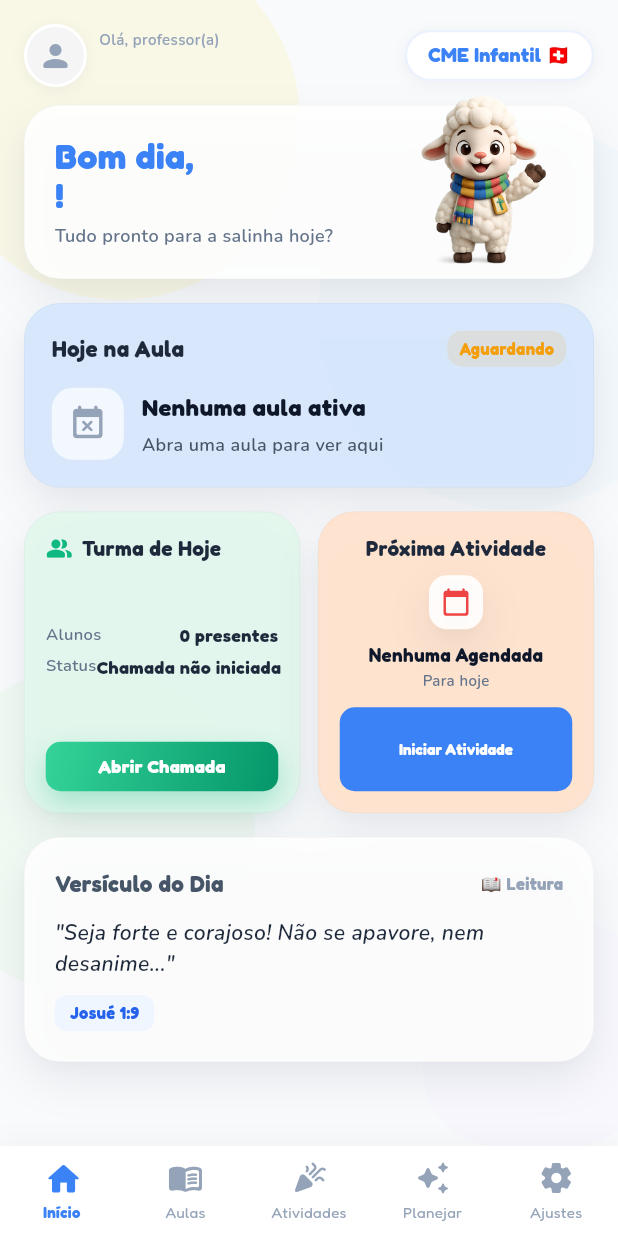
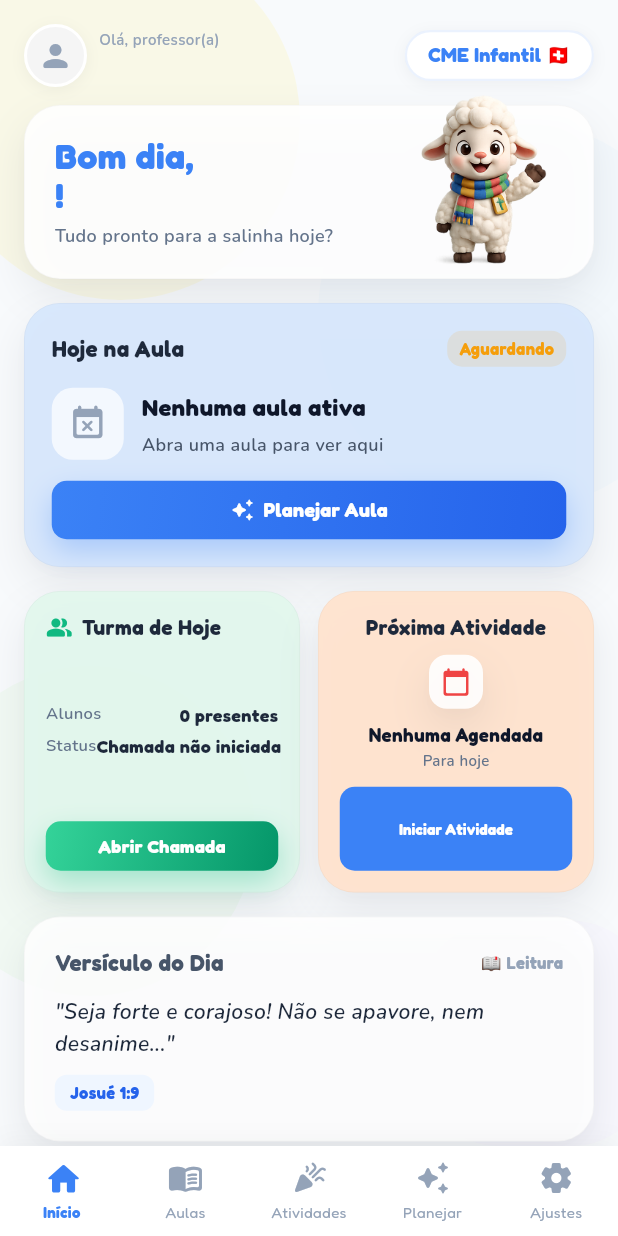
Before and after one commit to wandersonrossini-boop/salinha-das-criancas, a Flutter app: the HomeScreen screen opened directly, on a phone screen of 412 x 824 dp. Run offline on Flutter 3.47's test engine with Material 3 defaults, Android fonts, the phone set to English and light mode, and no system bars; our stand-ins replace cloud_firestore, firebase_auth, firebase_core, flutter_fortune_wheel, google_fonts, pdf and 2 more; accounts and stored records are empty.

Commit message:
feat: Hero Card reativo na Home via AulaStatusService (Experimento 1)

```diff
--- /dev/null
+++ b/lib/core/services/aula_status_service.dart
@@ -0,0 +1,112 @@
+import 'package:shared_preferences/shared_preferences.dart';
+
+/// Estado possível da aula de hoje, usado pelo Hero Card ("Hoje na Aula")
+/// na Home para decidir texto, ícone e ação principal.
+enum AulaStatus {
+  /// Nenhum plano de aula (LessonPlan) foi gerado/salvo ainda.
+  semPlano,
+
+  /// Existe plano, mas a chamada de hoje ainda não foi feita.
+  chamadaPendente,
+
+  /// Chamada feita hoje, mas o Modo Ministrar ainda não foi aberto.
+  aulaNaoIniciada,
+
+  /// O professor já avançou por pelo menos uma etapa do Modo Ministrar hoje.
+  aulaEmAndamento,
+
+  /// A aula foi marcada como concluída (botão "Finalizar Ministração").
+  aulaConcluida,
+}
+
+/// Resultado de [AulaStatusService.getStatus]: o status + a etapa atual
+/// (quando aplicável), para o Hero Card mostrar "Etapa X de Y".
+class AulaStatusResult {
+  final AulaStatus status;
+  final int etapaAtual; // 0-based
+  final int totalEtapas;
+
+  const AulaStatusResult({
+    required this.status,
+    this.etapaAtual = 0,
+    this.totalEtapas = 5,
+  });
+}
+
+/// Serviço responsável exclusivamente por ler e gravar o STATUS da aula
+/// do dia (chamada feita? etapa atual? concluída?).
+///
+/// Contrato (ver ADR-001-AulaStatusService.md):
+/// - GRAVA: data da chamada (reaproveitada de 'attendance_date'), etapa
+///   atual do Modo Ministrar, data em que essa etapa foi salva.
+/// - LÊ: também a flag 'lesson_completed_<id>' já gravada por
+///   DatabaseHelper.markLessonAsCompleted, sem duplicar essa informação.
+/// - NÃO GRAVA: alunos, LessonPlan, equipes, quiz, relatório. Para isso,
+///   use os serviços/DatabaseHelper já existentes.
+class AulaStatusService {
+  static const _kAttendanceDateKey = 'attendance_date';
+  static const _kEtapaKeyPrefix = 'etapa_atual_'; // + lessonId
+  static const _kEtapaDataSuffix = '_data'; // + lessonId + _data
+
+  static String _hoje() => DateTime.now().toIso8601String().split('T')[0];
+
+  /// Consulta o status atual da aula referente a [lessonId].
+  /// [totalEtapas] é passado pela tela que já monta a lista `_etapas`
+  /// (Modo Ministrar), para não duplicar essa contagem aqui.
+  static Future<AulaStatusResult> getStatus({
+    required int? lessonId,
+    int totalEtapas = 5,
+  }) async {
+    if (lessonId == null) {
+      return AulaStatusResult(status: AulaStatus.semPlano, totalEtapas: totalEtapas);
+    }
+
+    final prefs = await SharedPreferences.getInstance();
+    final hoje = _hoje();
+
+    // 1. Aula já concluída? (flag já gravada por DatabaseHelper.markLessonAsCompleted)
+    final concluida = prefs.getBool('lesson_completed_$lessonId') ?? false;
+    if (concluida) {
+      return AulaStatusResult(
+        status: AulaStatus.aulaConcluida,
+        etapaAtual: totalEtapas - 1,
+        totalEtapas: totalEtapas,
+      );
+    }
+
+    // 2. Chamada foi feita hoje? (reaproveita 'attendance_date' já existente)
+    final attendanceDate = prefs.getString(_kAttendanceDateKey) ?? '';
+    final chamadaFeitaHoje = attendanceDate == hoje;
+    if (!chamadaFeitaHoje) {
+      return AulaStatusResult(status: AulaStatus.chamadaPendente, totalEtapas: totalEtapas);
+    }
+
+    // 3. Existe etapa salva para hoje?
+    final etapaKey = '$_kEtapaKeyPrefix$lessonId';
+    final dataEtapaKey = '$etapaKey$_kEtapaDataSuffix';
+    final dataEtapaSalva = prefs.getString(dataEtapaKey) ?? '';
+    final etapaSalva = prefs.getInt(etapaKey);
+
+    if (etapaSalva == null || dataEtapaSalva != hoje) {
+      return AulaStatusResult(status: AulaStatus.aulaNaoIniciada, totalEtapas: totalEtapas);
+    }
+
+    return AulaStatusResult(
+      status: AulaStatus.aulaEmAndamento,
+      etapaAtual: etapaSalva,
+      totalEtapas: totalEtapas,
+    );
+  }
+
+  /// Chamado pelo ClassModeScreen (`_navigateToStep`) sempre que o
+  /// professor avança para uma nova etapa hoje.
+  static Future<void> salvarEtapaAtual({
+    required int lessonId,
+    required int etapaIndex,
+  }) async {
+    final prefs = await SharedPreferences.getInstance();
+    final etapaKey = '$_kEtapaKeyPrefix$lessonId';
+    await prefs.setInt(etapaKey, etapaIndex);
+    await prefs.setString('$etapaKey$_kEtapaDataSuffix', _hoje());
+  }
+}
--- a/lib/features/class_mode/screens/class_mode_screen.dart
+++ b/lib/features/class_mode/screens/class_mode_screen.dart
@@ -6,6 +6,7 @@ import 'package:pdf/widgets.dart' as pw;
 import 'package:printing/printing.dart';
 import '../../../core/theme/app_colors.dart';
 import '../../../core/db/database_helper.dart';
+import '../../../core/services/aula_status_service.dart';
 import '../../ai_planner/models/lesson_plan.dart';
 import '../../games/screens/quiz_screen.dart';
 import '../../roulette/screens/roulette_screen.dart';
@@ -49,6 +50,15 @@ class _ClassModeScreenState extends State<ClassModeScreen> {
 
     _getController(newIndex).expand();
 
+    // Persiste a etapa atual para a Home poder mostrar "Continuar Aula"
+    // caso o professor saia e volte ao Modo Ministrar no mesmo dia.
+    if (_currentPlan?.id != null) {
+      AulaStatusService.salvarEtapaAtual(
+        lessonId: _currentPlan!.id!,
+        etapaIndex: newIndex,
+      );
+    }
+
     // Aguarda a animação do ExpansionTile/Accordion concluir antes de rolar
     Future.delayed(const Duration(milliseconds: 250), () {
       final context = _getCardKey(newIndex).currentContext;
@@ -74,6 +84,14 @@ class _ClassModeScreenState extends State<ClassModeScreen> {
     if (plans.isNotEmpty) {
       _currentPlan = plans.first;
       _buildEtapas(_currentPlan!);
+      if (_currentPlan!.id != null) {
+        // Ao abrir o Modo Ministrar, já registra "etapa 0" para a Home
+        // deixar de mostrar "Iniciar Aula" e passar a mostrar "Continuar Aula".
+        AulaStatusService.salvarEtapaAtual(
+          lessonId: _currentPlan!.id!,
+          etapaIndex: 0,
+        );
+      }
     } else {
       // Fallback
       _buildEtapasFallback();
--- a/lib/features/home/home_screen.dart
+++ b/lib/features/home/home_screen.dart
@@ -14,6 +14,7 @@ import 'package:shared_preferences/shared_preferences.dart';
 import '../auth/screens/login_screen.dart';
 import '../ai_planner/models/lesson_plan.dart';
 import '../../core/db/database_helper.dart';
+import '../../core/services/aula_status_service.dart';
 import '../../core/design_system/colors.dart';
 import '../../core/design_system/typography.dart';
 import '../../core/design_system/elevation.dart';
@@ -592,23 +593,82 @@ class DashboardContent extends StatelessWidget {
   }
 
   // --- CARD HOJE NA AULA ---
+  // Combina o LessonPlan mais recente com o AulaStatus do dia, sem
+  // duplicar dados: quem grava/lê o status é sempre o AulaStatusService.
+  Future<({LessonPlan? plan, AulaStatusResult status})> _fetchTodayClassCardData() async {
+    final planList = await DatabaseHelper.instance.fetchAllLessonPlans();
+    final latestPlan = planList.isNotEmpty ? planList.first : null;
+    final status = await AulaStatusService.getStatus(
+      lessonId: latestPlan?.id,
+      totalEtapas: 5, // Quebra-gelo, História, Quiz, Atividade, Oração
+    );
+    return (plan: latestPlan, status: status);
+  }
+
   Widget _buildTodayClassCard(BuildContext context) {
-    return FutureBuilder<List<LessonPlan>>(
-      future: DatabaseHelper.instance.fetchAllLessonPlans(),
+    return FutureBuilder<({LessonPlan? plan, AulaStatusResult status})>(
+      future: _fetchTodayClassCardData(),
       builder: (context, snapshot) {
-        final planList = snapshot.data;
-        final hasPlan = planList != null && planList.isNotEmpty;
-        final latestPlan = hasPlan ? planList.first : null;
+        final latestPlan = snapshot.data?.plan;
+        final aulaStatus = snapshot.data?.status.status ?? AulaStatus.semPlano;
 
         final title = latestPlan != null ? latestPlan.title : 'Nenhuma aula ativa';
         final subtitle = latestPlan != null ? 'Versículo: ${latestPlan.keyVerse}' : 'Abra uma aula para ver aqui';
-        final status = latestPlan != null ? 'Ativa' : 'Aguardando';
-        final statusColor = latestPlan != null ? const Color(0xFF10B981) : const Color(0xFFF59E0B);
+
+        // Badge (canto superior direito) e CTA (rodapé do card) reagem
+        // ao AulaStatus, sem alterar o layout/identidade visual do card.
+        String badgeText;
+        Color badgeColor;
+        String ctaText;
+        IconData ctaIcon;
+        switch (aulaStatus) {
+          case AulaStatus.semPlano:
+            badgeText = 'Aguardando';
+            badgeColor = const Color(0xFFF59E0B);
+            ctaText = 'Planejar Aula';
+            ctaIcon = Icons.auto_awesome_rounded;
+            break;
+          case AulaStatus.chamadaPendente:
+            badgeText = 'Chamada pendente';
+            badgeColor = const Color(0xFFF59E0B);
+            ctaText = 'Fazer Chamada';
+            ctaIcon = Icons.how_to_reg_rounded;
+            break;
+          case AulaStatus.aulaNaoIniciada:
+            badgeText = 'Pronta pra começar';
+            badgeColor = const Color(0xFF10B981);
+            ctaText = 'Iniciar Aula';
+            ctaIcon = Icons.play_arrow_rounded;
+            break;
+          case AulaStatus.aulaEmAndamento:
+            final etapaAtual = (snapshot.data?.status.etapaAtual ?? 0) + 1;
+            final totalEtapas = snapshot.data?.status.totalEtapas ?? 5;
+            badgeText = 'Etapa $etapaAtual de $totalEtapas';
+            badgeColor = const Color(0xFF10B981);
+            ctaText = 'Continuar Aula';
+            ctaIcon = Icons.arrow_forward_rounded;
+            break;
+          case AulaStatus.aulaConcluida:
+            badgeText = 'Concluída';
+            badgeColor = const Color(0xFF10B981);
+            ctaText = 'Ver Relatório';
+            ctaIcon = Icons.description_rounded;
+            break;
+        }
+
         final icon = latestPlan != null ? Icons.auto_awesome : Icons.event_busy_rounded;
         final iconColor = latestPlan != null ? DsColors.primaryBlue : DsColors.textDisabled;
 
         return GestureDetector(
-          onTap: () => Navigator.push(context, MaterialPageRoute(builder: (_) => const ClassModeScreen())),
+          onTap: () {
+            if (aulaStatus == AulaStatus.chamadaPendente) {
+              Navigator.push(context, MaterialPageRoute(builder: (_) => const ChamadaScreen()));
+            } else if (aulaStatus == AulaStatus.semPlano) {
+              Navigator.push(context, MaterialPageRoute(builder: (_) => const AiPlannerScreen()));
+            } else {
+              Navigator.push(context, MaterialPageRoute(builder: (_) => const ClassModeScreen()));
+            }
+          },
           child: Container(
             padding: const EdgeInsets.all(18),
             decoration: BoxDecoration(
@@ -635,16 +695,16 @@ class DashboardContent extends StatelessWidget {
                     Container(
                       padding: const EdgeInsets.symmetric(horizontal: 8, vertical: 4),
                       decoration: BoxDecoration(
-                        color: statusColor.withOpacity(0.12),
+                        color: badgeColor.withOpacity(0.12),
                         borderRadius: BorderRadius.circular(10),
                       ),
                       child: Text(
-                        status,
+                        badgeText,
                         style: TextStyle(
                           fontFamily: 'Fredoka',
                           fontSize: 11,
                           fontWeight: FontWeight.bold,
-                          color: statusColor,
+                          color: badgeColor,
                         ),
                       ),
                     ),
@@ -699,6 +759,36 @@ class DashboardContent extends StatelessWidget {
                       ),
                     ),
                   ],
+                ),
+                const SizedBox(height: 14),
+                Container(
+                  width: double.infinity,
+                  padding: const EdgeInsets.symmetric(vertical: 10),
+                  decoration: BoxDecoration(
+                    gradient: LinearGradient(
+                      colors: [DsColors.primaryBlue, const Color(0xFF2563EB)],
+                      begin: Alignment.topLeft,
+                      end: Alignment.bottomRight,
+                    ),
+                    borderRadius: BorderRadius.circular(10),
+                    boxShadow: DsElevation.glow(DsColors.primaryBlue),
+                  ),
+                  child: Row(
+                    mainAxisAlignment: MainAxisAlignment.center,
+                    children: [
+                      Icon(ctaIcon, color: Colors.white, size: 16),
+                      const SizedBox(width: 6),
+                      Text(
+                        ctaText,
+                        style: const TextStyle(
+                          fontFamily: 'Fredoka',
+                          color: Colors.white,
+                          fontSize: 13,
+                          fontWeight: FontWeight.bold,
+                        ),
+                      ),
+                    ],
+                  ),
                 ),
               ],
             ),
```
Also changed, not shown: 1 other file.
